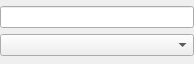
First picture: the form in src/ui/keywordval_ui.ui, repository KDE/kdenlive, before the edit.
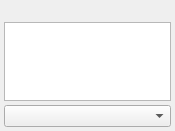
Second picture: the form after the edit.

Commit message: Allow multiple lines in dynamic text effect Fixes #2078 BUG: 505449 FIXED-IN: 25.12.0

What changed in the file:
```diff
--- a/src/ui/keywordval_ui.ui
+++ b/src/ui/keywordval_ui.ui
@@ -10,32 +10,39 @@
    <rect>
     <x>0</x>
     <y>0</y>
-    <width>194</width>
-    <height>64</height>
+    <width>175</width>
+    <height>131</height>
    </rect>
   </property>
-  <layout class="QGridLayout" name="gridLayout">
+  <layout class="QVBoxLayout" name="verticalLayout">
+   <property name="spacing">
+    <number>4</number>
+   </property>
    <property name="leftMargin">
-    <number>0</number>
+    <number>4</number>
    </property>
    <property name="topMargin">
-    <number>0</number>
+    <number>4</number>
    </property>
    <property name="rightMargin">
-    <number>0</number>
+    <number>4</number>
    </property>
    <property name="bottomMargin">
-    <number>0</number>
+    <number>4</number>
    </property>
-   <property name="spacing">
-    <number>0</number>
-   </property>
-   <item row="1" column="0">
+   <item>
+    <widget class="QLabel" name="label">
+     <property name="text">
+      <string/>
+     </property>
+    </widget>
+   </item>
+   <item>
+    <widget class="QPlainTextEdit" name="lineeditwidget"/>
+   </item>
+   <item>
     <widget class="QComboBox" name="comboboxwidget"/>
    </item>
-   <item row="0" column="0">
-    <widget class="QLineEdit" name="lineeditwidget"/>
-   </item>
   </layout>
  </widget>
  <resources/>
```
The commit also changes 2 other files.
